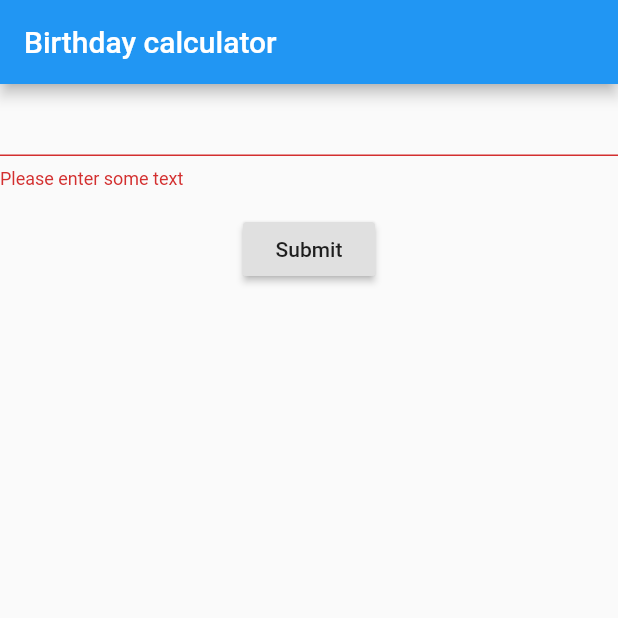
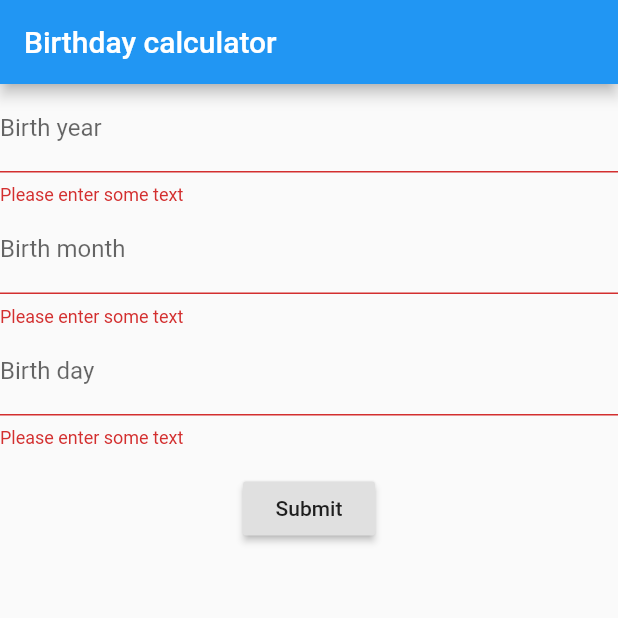
Before and after one commit to daniel-vera-g/flutter-grpc-example, a Flutter app: the screen it shows after launch, after a tap on "Submit", on a phone screen of 412 x 824 dp, the top half of it. Run offline on Flutter 3.47's test engine with Material 2 defaults, Android fonts, the phone set to English and light mode, and no system bars; our stand-ins replace fixnum; missing offline and left inert: grpc, protobuf.

Commit message:
MVP code for the form

```diff
--- a/lib/screens/birthday_form/widgets/birthday_form/birthday_form.dart
+++ b/lib/screens/birthday_form/widgets/birthday_form/birthday_form.dart
@@ -18,7 +18,37 @@ class _BirthdayFormState extends State<BirthdayForm> {
        crossAxisAlignment: CrossAxisAlignment.center,
        children: <Widget>[
         //  TODO export to external widget file
+        // TODO add option to select from calendar
+        // TODO style forms better with margin, padding, ...
       TextFormField(
+        decoration: const InputDecoration(
+          hintText: "Enter your birth year",
+          labelText: "Birth year"
+        ),
+        validator: (value) {
+          if (value.isEmpty) {
+            return "Please enter some text";
+          }
+          return null;
+        },
+      ),
+      TextFormField(
+        decoration: const InputDecoration(
+          hintText: "Enter your birth month",
+          labelText: "Birth month"
+        ),
+        validator: (value) {
+          if (value.isEmpty) {
+            return "Please enter some text";
+          }
+          return null;
+        },
+      ),
+      TextFormField(
+        decoration: const InputDecoration(
+          hintText: "Enter your birth day",
+          labelText: "Birth day"
+        ),
         validator: (value) {
           if (value.isEmpty) {
             return "Please enter some text";
```
Lines whose indentation alone changed are shown as unchanged.
